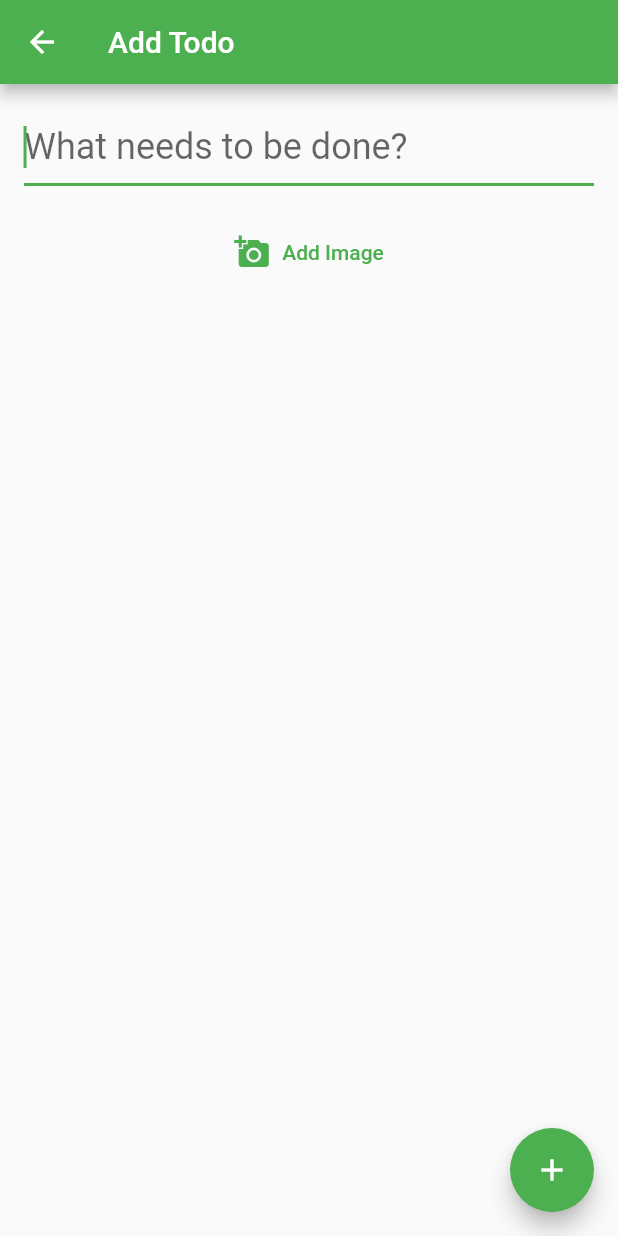
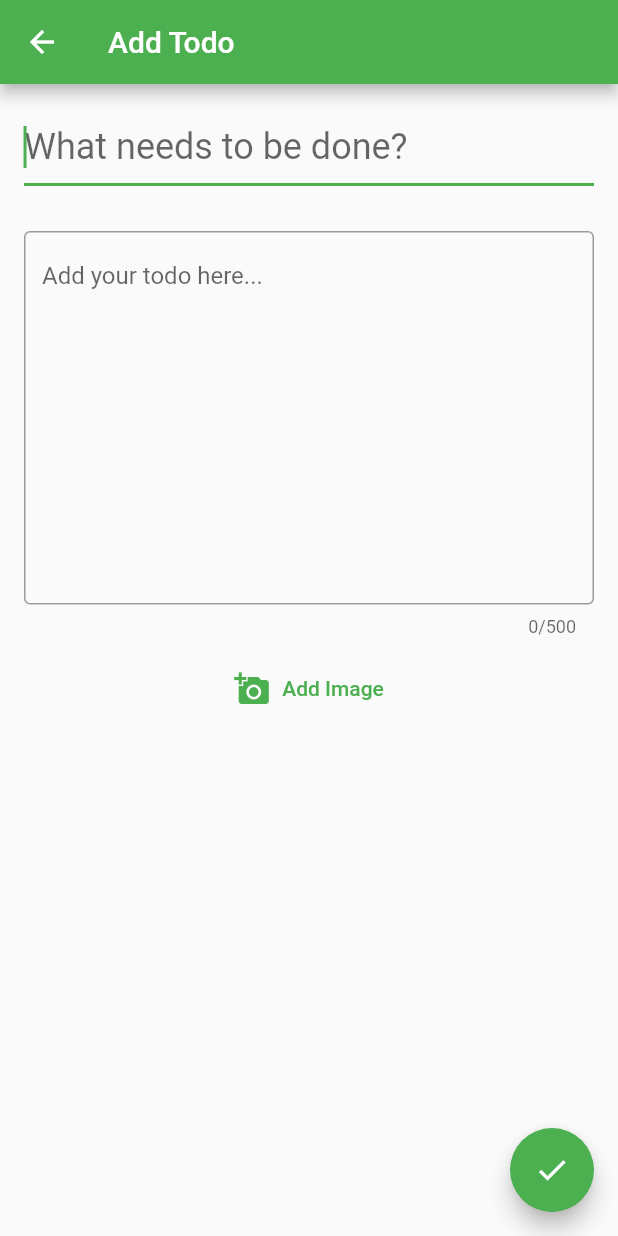
Before and after one commit to imrishuroy/Assignments-Plus, a Flutter app: the AddEditScreen screen opened by its route, on a phone screen of 412 x 824 dp. Run offline on Flutter 3.47's test engine with Material 2 defaults, Android fonts, the light colour scheme and no system bars; our stand-ins replace bloc, cached_network_image, cloud_firestore, equatable, firebase_auth, firebase_core and 6 more; accounts and stored records are empty.

Commit message:
Added Todo title and better todods adding property

```diff
--- a/lib/blocs/add-edit/add_edit_state.dart
+++ b/lib/blocs/add-edit/add_edit_state.dart
@@ -5,6 +5,7 @@ enum ImageStatus { initial, submitting, succus, failure }
 
 class AddEditState extends Equatable {
   final AddEditStatus? status;
+  final String? title;
   final String? todo;
   final String? imageUrl;
   final Failure? failure;
@@ -12,6 +13,7 @@ class AddEditState extends Equatable {
 
   AddEditState({
     @required this.status,
+    @required this.title,
     @required this.todo,
     @required this.imageUrl,
     @required this.failure,
@@ -22,6 +24,7 @@ class AddEditState extends Equatable {
     return AddEditState(
       status: AddEditStatus.initial,
       todo: '',
+      title: '',
       imageUrl: '',
       failure: Failure(),
       imageStatus: ImageStatus.initial,
@@ -29,10 +32,12 @@ class AddEditState extends Equatable {
   }
 
   @override
-  List<Object?> get props => [status, todo, imageUrl, failure, imageStatus];
+  List<Object?> get props =>
+      [status, todo, imageUrl, failure, imageStatus, title];
 
   AddEditState copyWith({
     AddEditStatus? status,
+    String? title,
     String? todo,
     String? imageUrl,
     Failure? failure,
@@ -40,6 +45,7 @@ class AddEditState extends Equatable {
   }) {
     return AddEditState(
       status: status ?? this.status,
+      title: title ?? this.title,
       todo: todo ?? this.todo,
       imageUrl: imageUrl ?? this.imageUrl,
       failure: failure ?? this.failure,
--- a/lib/models/entities.dart/todos_entities.dart
+++ b/lib/models/entities.dart/todos_entities.dart
@@ -4,6 +4,7 @@ import 'package:equatable/equatable.dart';
 class TodoEntity extends Equatable {
   final bool complete;
   final String id;
+  final String title;
   final String todo;
   final DateTime dateTime;
   final String imageUrl;
@@ -14,6 +15,7 @@ class TodoEntity extends Equatable {
     this.complete,
     this.dateTime,
     this.imageUrl,
+    this.title,
   );
 
   Map<String, Object> toJson() {
@@ -23,15 +25,16 @@ class TodoEntity extends Equatable {
       'id': id,
       'date': dateTime,
       'imageUrl': imageUrl,
+      'title': title,
     };
   }
 
   @override
-  List<Object> get props => [complete, id, todo, dateTime, imageUrl];
+  List<Object> get props => [complete, id, todo, dateTime, imageUrl, title];
 
   @override
   String toString() {
-    return 'TodoEntity { complete: $complete, date: $dateTime, note: $todo, id: $id , imageUrl: $imageUrl}';
+    return 'TodoEntity { complete: $complete, date: $dateTime, note: $todo, id: $id , imageUrl: $imageUrl, title: $title}';
   }
 
   static TodoEntity fromJson(Map<String, Object> json) {
@@ -41,12 +44,19 @@ class TodoEntity extends Equatable {
       json['complete'] as bool,
       json['date'] as DateTime,
       json['imageUrl'] as String,
+      json['title'] as String,
     );
   }
 
   static TodoEntity fromSnapshot(DocumentSnapshot snap) {
-    return TodoEntity(snap.data()?['todo'], snap.id, snap.data()?['complete'],
-        snap.data()?['imageUrl'], snap.data()?['date']);
+    return TodoEntity(
+      snap.data()?['todo'],
+      snap.id,
+      snap.data()?['complete'],
+      snap.data()?['imageUrl'],
+      snap.data()?['date'],
+      snap.data()?['title'],
+    );
   }
 
   Map<String, Object> toDocument() {
@@ -55,6 +65,7 @@ class TodoEntity extends Equatable {
       'todo': todo,
       'date': dateTime,
       'imageUrl': imageUrl,
+      'title': title,
     };
   }
 }
--- a/lib/models/todo_model.dart
+++ b/lib/models/todo_model.dart
@@ -5,6 +5,7 @@ import 'package:flutter_todo/models/entities.dart/todos_entities.dart';
 
 class Todo extends Equatable {
   final String id;
+  final String title;
   final String todo;
   final DateTime dateTime;
   final bool completed;
@@ -13,6 +14,7 @@ class Todo extends Equatable {
   Todo({
     required this.id,
     required this.todo,
+    required this.title,
     required this.dateTime,
     this.completed = false,
     required this.imageUrl,
@@ -21,7 +23,14 @@ class Todo extends Equatable {
   //       this.todo = todo;
 
   @override
-  List<Object> get props => [id, todo, dateTime, completed, this.imageUrl];
+  List<Object> get props => [
+        id,
+        todo,
+        dateTime,
+        completed,
+        this.imageUrl,
+        title,
+      ];
 
   Todo copyWith({
     String? id,
@@ -29,17 +38,20 @@ class Todo extends Equatable {
     DateTime? dateTime,
     bool? completed,
     String? imageUrl,
+    String? title,
   }) {
     return Todo(
       id: id ?? this.id,
       todo: todo ?? this.todo,
       dateTime: dateTime ?? this.dateTime,
       completed: completed ?? this.completed,
-        imageUrl: imageUrl ?? this.imageUrl);
+      imageUrl: imageUrl ?? this.imageUrl,
+      title: title ?? this.title,
+    );
   }
 
   TodoEntity todoEntry() {
-    return TodoEntity(id, todo, completed, dateTime, imageUrl);
+    return TodoEntity(id, todo, completed, dateTime, imageUrl, title);
   }
 
   Map<String, dynamic> toMap() {
@@ -48,7 +60,8 @@ class Todo extends Equatable {
       'todo': todo,
       'dateTime': dateTime.millisecondsSinceEpoch,
       'completed': completed,
-      'imageUrl': imageUrl
+      'imageUrl': imageUrl,
+      'title': title,
     };
   }
 
@@ -59,7 +72,7 @@ class Todo extends Equatable {
         dateTime: DateTime.fromMillisecondsSinceEpoch(map['dateTime']),
         completed: map['completed'],
         imageUrl: map['imageUrl'],
-    );
+        title: map['title']);
   }
 
   String toJson() => json.encode(toMap());
--- a/lib/screens/add_edit_todo_screen.dart
+++ b/lib/screens/add_edit_todo_screen.dart
@@ -7,7 +7,7 @@ import 'package:flutter_todo/models/todo_model.dart';
 import 'package:flutter_todo/repositories/utils/util_repository.dart';
 import 'package:flutter_todo/widgets/display_image.dart';
 
-typedef OnSaveCallback = Function(String todo, String imageUrl);
+typedef OnSaveCallback = Function(String title, String todo, String imageUrl);
 
 class AddEditScreen extends StatefulWidget {
   static const String routeName = '/addTodo';
@@ -23,10 +23,12 @@ class AddEditScreen extends StatefulWidget {
           // BlocProvider.of<TodosBloc>(context),
         ),
         child: AddEditScreen(
-          onSave: (todoString, imageUrl) {
-            context
-                .read<AddEditCubit>()
-                .addEditTodo(todo: todoString, imageUrl: imageUrl);
+          onSave: (title, todoString, imageUrl) {
+            context.read<AddEditCubit>().addEditTodo(
+                  title: title,
+                  todo: todoString,
+                  imageUrl: imageUrl,
+                );
           },
 
           //  (todoString, imageUrl) {
@@ -94,7 +96,7 @@ class _AddEditScreenState extends State<AddEditScreen> {
                 child: ListView(
                   children: [
                     TextFormField(
-                    initialValue: isEditing ? widget.todo!.todo : '',
+                      initialValue: isEditing ? widget.todo?.title : '',
                       autofocus: !isEditing,
                       style: textTheme.headline5,
                       decoration: InputDecoration(
@@ -105,26 +107,41 @@ class _AddEditScreenState extends State<AddEditScreen> {
                             ? 'Please enter some text'
                             : null;
                       },
+                      onSaved: (value) =>
+                          context.read<AddEditCubit>().titleChanged(value!),
                       onChanged: (value) =>
-                        context.read<AddEditCubit>().todoChanged(value),
+                          context.read<AddEditCubit>().titleChanged(value),
 
                       //onSaved: (value) => _todo = value,
                     ),
-                  SizedBox(height: 20.0),
+                    SizedBox(height: 30.0),
+                    TextFormField(
+                      initialValue: isEditing ? widget.todo?.todo : '',
+                      onSaved: (value) =>
+                          context.read<AddEditCubit>().todoChanged(value!),
+                      onChanged: (value) =>
+                          context.read<AddEditCubit>().todoChanged(value),
+                      maxLength: 500,
+                      maxLines: 11,
+                      decoration: InputDecoration(
+                        hintText: 'Add your todo here...',
+                        border: OutlineInputBorder(),
+                      ),
+                    ),
+                    SizedBox(height: 10.0),
                     TextButton.icon(
                       onPressed: context.read<AddEditCubit>().pickImage,
                       icon: Icon(Icons.add_a_photo),
                       label: Text('Add Image'),
                     ),
-                  SizedBox(height: 20.0),
+                    //SizedBox(height: 10.0),
                     state.imageStatus == ImageStatus.submitting
                         ? Center(
                             child: CircularProgressIndicator(),
                           )
                         : state.imageStatus == ImageStatus.succus
                             ? Container(
-                              margin: EdgeInsets.all(10.0),
-                              height: 300.0,
+                                height: 250.0,
                                 width: double.infinity,
                                 child: DisplayImage(state.imageUrl!),
                                 // (state.imageUrl!),
@@ -134,14 +151,20 @@ class _AddEditScreenState extends State<AddEditScreen> {
                 ),
               ),
             ),
-          floatingActionButton: FloatingActionButton(
+            // floatingActionButton: state.todo!.isNotEmpty
+            floatingActionButton:
+                // isEditing
+                //     ? widget.todo!.title.isNotEmpty
+                //         ?
+                FloatingActionButton(
               tooltip: isEditing ? 'Save changes' : 'Add Todo',
               child: Icon(
                 isEditing
                     ? Icons.check
                     : context.read<AddEditCubit>().canSubmit
                         ? Icons.check
-                      : Icons.add,
+                        // : Icons.add,
+                        : Icons.check,
               ),
               onPressed: () {
                 if (_formKey.currentState!.validate()) {
@@ -150,11 +173,13 @@ class _AddEditScreenState extends State<AddEditScreen> {
                   print('ImageUrl----------------- ${state.imageUrl}');
 
                   // widget.onSave!(_todo!, _imageUrl!);
-                widget.onSave!(state.todo!, state.imageUrl!);
+                  widget.onSave!(state.title!, state.todo!, state.imageUrl!);
                   Navigator.pop(context);
                 }
               },
-          ),
+            )
+            //     : null
+            // : null,
             );
       },
     );
--- a/lib/screens/details_screen.dart
+++ b/lib/screens/details_screen.dart
@@ -17,9 +17,9 @@ class DetailsScreen extends StatelessWidget {
         final todo = (state as TodosLoaded)
             .todos
             // .firstWhere((todo) => todo.id == id, orElse: () => null);
-            .firstWhere(
-              (todo) => todo.id == id,
-            );
+            .firstWhere((todo) => todo.id == id);
+        // print('-----');
+        // print(todo.imageUrl.isEmpty);
         return Scaffold(
           // backgroundColor: Color(0xff222831),
           appBar: AppBar(
@@ -67,7 +67,7 @@ class DetailsScreen extends StatelessWidget {
                                 bottom: 16.0,
                               ),
                               child: Text(
-                                todo.todo,
+                                todo.title,
                                 style: Theme.of(context).textTheme.headline5,
                               ),
                             ),
@@ -102,10 +102,14 @@ class DetailsScreen extends StatelessWidget {
                 MaterialPageRoute(
                   builder: (context) {
                     return AddEditScreen(
-                      onSave: (todoString, imageUrl) {
+                      onSave: (title, todoString, imageUrl) {
                         BlocProvider.of<TodosBloc>(context).add(
                           UpdateTodo(
-                            todo.copyWith(todo: todoString, imageUrl: imageUrl),
+                            todo.copyWith(
+                              title: title,
+                              todo: todoString,
+                              imageUrl: imageUrl,
+                            ),
                           ),
                         );
                       },
--- a/lib/widgets/todo_item.dart
+++ b/lib/widgets/todo_item.dart
@@ -32,7 +32,7 @@ class TodoItem extends StatelessWidget {
           child: Container(
             width: MediaQuery.of(context).size.width,
             child: Text(
-              todo?.todo ?? '',
+              todo?.title ?? '',
               style: Theme.of(context).textTheme.headline6,
             ),
           ),
```
Also changed, not shown: lib/blocs/add-edit/add_edit_cubit.dart (+9 -1 lines), lib/widgets/display_image.dart (+5 -2 lines). Lines whose indentation alone changed are shown as unchanged.
